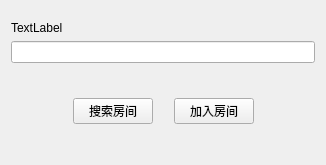
The window that Client/ddz-network-client/windows/joinroom.ui (Buaichifanqie/The-online-DDZ) describes before a commit, drawn with Qt 5.
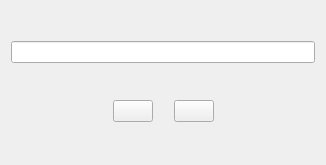
The same window after the commit. Custom widgets are drawn as their Qt base class.

Patch:
```diff
--- a/Client/ddz-network-client/windows/joinroom.ui
+++ b/Client/ddz-network-client/windows/joinroom.ui
@@ -33,7 +33,7 @@
    <item>
     <widget class="QLabel" name="describe">
      <property name="text">
-      <string>TextLabel</string>
+      <string/>
      </property>
     </widget>
    </item>
@@ -100,7 +100,7 @@
        <item>
         <widget class="QPushButton" name="searchRoom">
          <property name="text">
-          <string>搜索房间</string>
+          <string/>
          </property>
         </widget>
        </item>
@@ -123,7 +123,7 @@
        <item>
         <widget class="QPushButton" name="joinRoom">
          <property name="text">
-          <string>加入房间</string>
+          <string/>
          </property>
         </widget>
        </item>
@@ -146,6 +146,13 @@
    </item>
   </layout>
  </widget>
+ <customwidgets>
+  <customwidget>
+   <class>MyButton</class>
+   <extends>QPushButton</extends>
+   <header>mybutton.h</header>
+  </customwidget>
+ </customwidgets>
  <resources/>
  <connections/>
 </ui>
```
Left out of the diff: 2 changed lines with no effect on the pictures.
